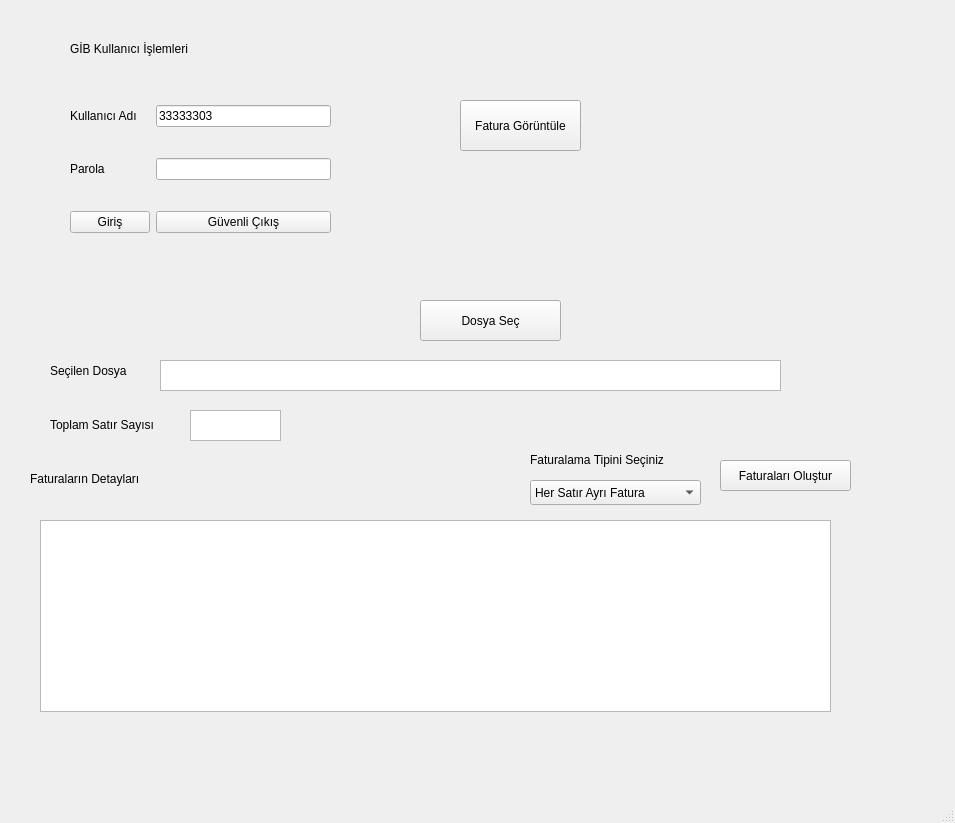
This is ui/main.ui in Berkayyldrm/desktop_app as Qt 5 draws it before an edit. The edited form follows.
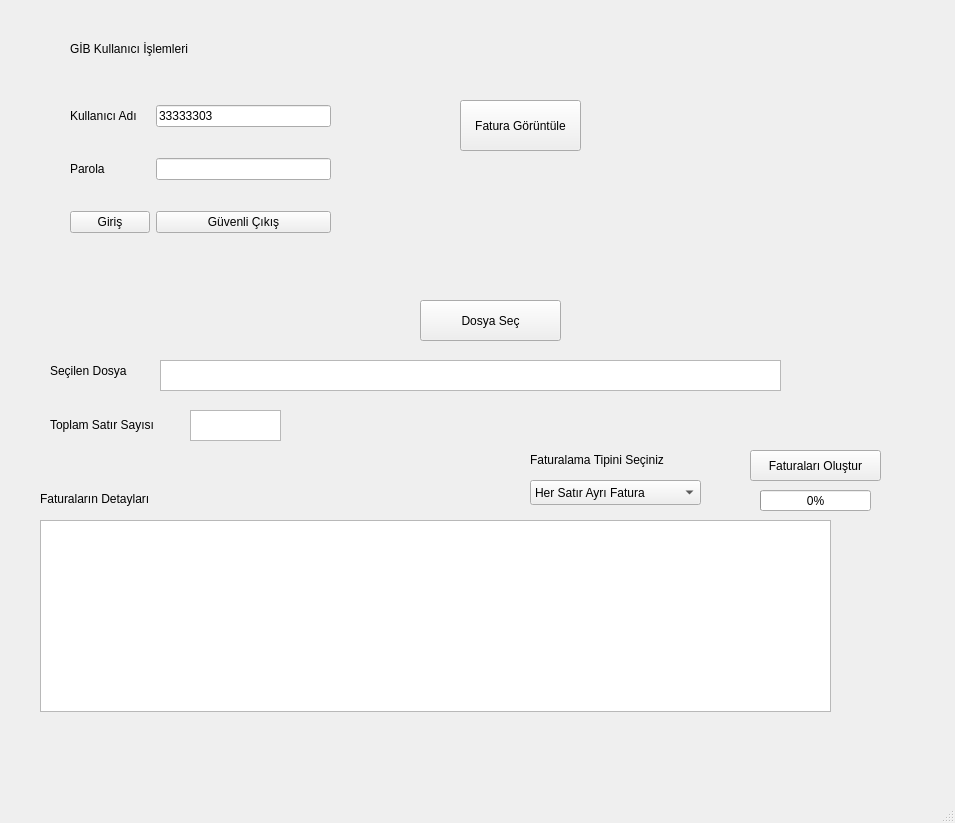
This is the edited form.

Diff of the .ui file:
```diff
--- a/ui/main.ui
+++ b/ui/main.ui
@@ -99,8 +99,8 @@
    <widget class="QPushButton" name="createInvoiceButton">
     <property name="geometry">
      <rect>
-      <x>720</x>
-      <y>460</y>
+      <x>750</x>
+      <y>450</y>
       <width>131</width>
       <height>31</height>
      </rect>
@@ -148,8 +148,8 @@
    <widget class="QLabel" name="label_7">
     <property name="geometry">
      <rect>
-      <x>30</x>
-      <y>470</y>
+      <x>40</x>
+      <y>490</y>
       <width>151</width>
       <height>17</height>
      </rect>
@@ -230,6 +230,22 @@
      </rect>
     </property>
    </widget>
+   <widget class="QProgressBar" name="progressBar">
+    <property name="enabled">
+     <bool>true</bool>
+    </property>
+    <property name="geometry">
+     <rect>
+      <x>760</x>
+      <y>490</y>
+      <width>111</width>
+      <height>21</height>
+     </rect>
+    </property>
+    <property name="value">
+     <number>0</number>
+    </property>
+   </widget>
   </widget>
   <widget class="QMenuBar" name="menubar">
    <property name="geometry">
```
